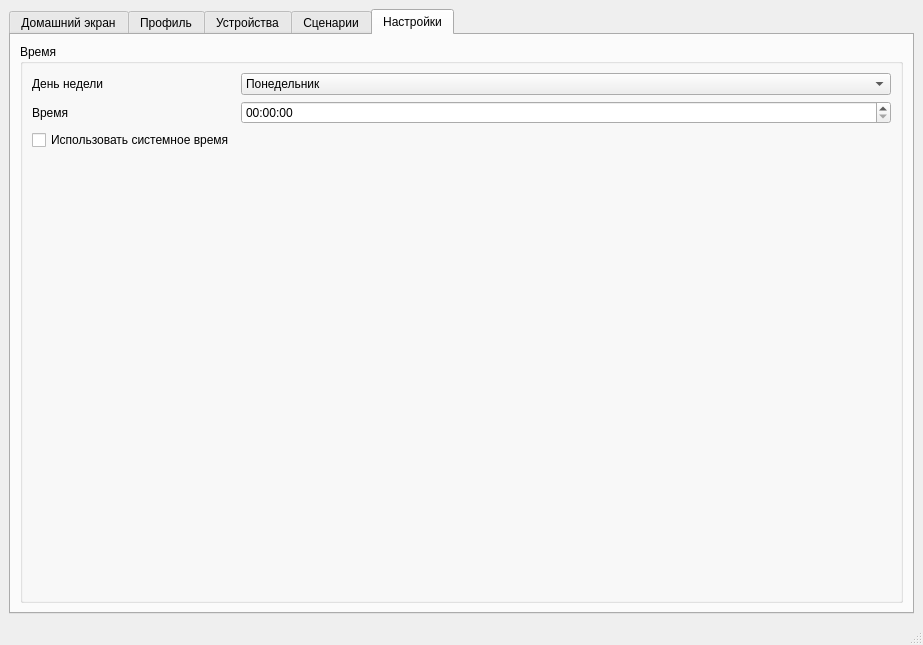
Before: the Qt Designer form mainwindow.ui in MrFireDeN/SmartHome, drawn with Qt 5.
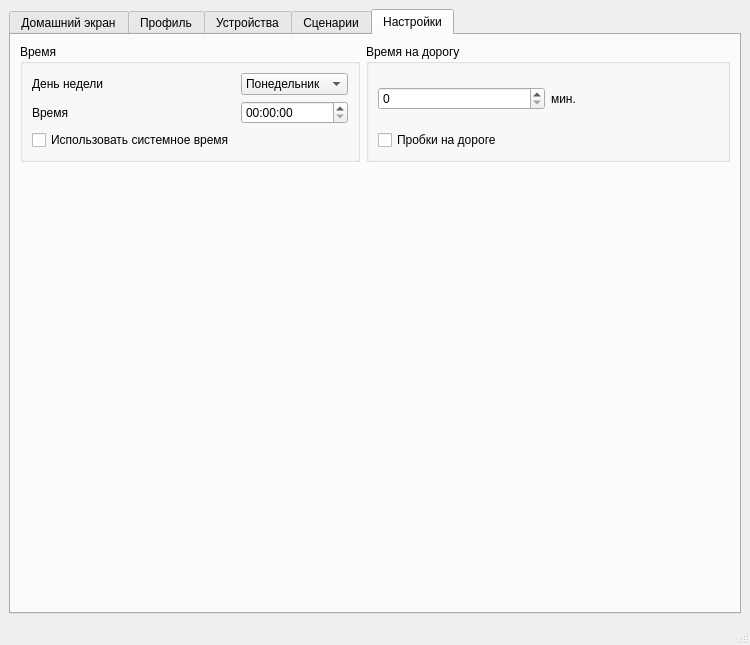
After: the same form once the commit is applied. The open tabs and pages were chosen to show the change.

```diff
--- a/mainwindow.ui
+++ b/mainwindow.ui
@@ -6,7 +6,7 @@
    <rect>
     <x>0</x>
     <y>0</y>
-    <width>923</width>
+    <width>750</width>
     <height>645</height>
    </rect>
   </property>
@@ -14,7 +14,7 @@
    <string>Умный дом</string>
   </property>
   <widget class="QWidget" name="centralwidget">
-   <layout class="QHBoxLayout" name="horizontalLayout">
+   <layout class="QVBoxLayout" name="verticalLayout_7">
     <item>
      <widget class="QTabWidget" name="tabWidget">
       <property name="currentIndex">
@@ -675,8 +675,12 @@
        <attribute name="title">
         <string>Настройки</string>
        </attribute>
-       <layout class="QHBoxLayout" name="horizontalLayout_2">
+       <layout class="QHBoxLayout" name="horizontalLayout_4">
         <item>
+         <layout class="QHBoxLayout" name="horizontalLayout">
+          <item>
+           <layout class="QFormLayout" name="formLayout_3">
+            <item row="0" column="0">
          <widget class="QGroupBox" name="groupBoxTime">
           <property name="title">
            <string>Время</string>
@@ -748,6 +752,40 @@
           </layout>
          </widget>
         </item>
+            <item row="0" column="1">
+             <widget class="QGroupBox" name="roadTime">
+              <property name="title">
+               <string>Время на дорогу</string>
+              </property>
+              <layout class="QVBoxLayout" name="verticalLayout_6">
+               <item>
+                <layout class="QHBoxLayout" name="horizontalLayout_2">
+                 <item>
+                  <widget class="QSpinBox" name="travelTime"/>
+                 </item>
+                 <item>
+                  <widget class="QLabel" name="label">
+                   <property name="text">
+                    <string>мин.</string>
+                   </property>
+                  </widget>
+                 </item>
+                </layout>
+               </item>
+               <item>
+                <widget class="QCheckBox" name="checkBox">
+                 <property name="text">
+                  <string>Пробки на дороге</string>
+                 </property>
+                </widget>
+               </item>
+              </layout>
+             </widget>
+            </item>
+           </layout>
+          </item>
+         </layout>
+        </item>
        </layout>
       </widget>
      </widget>
```
Left out of the diff: 14 changed lines with no effect on the pictures. Lines whose indentation alone changed are shown as unchanged.
